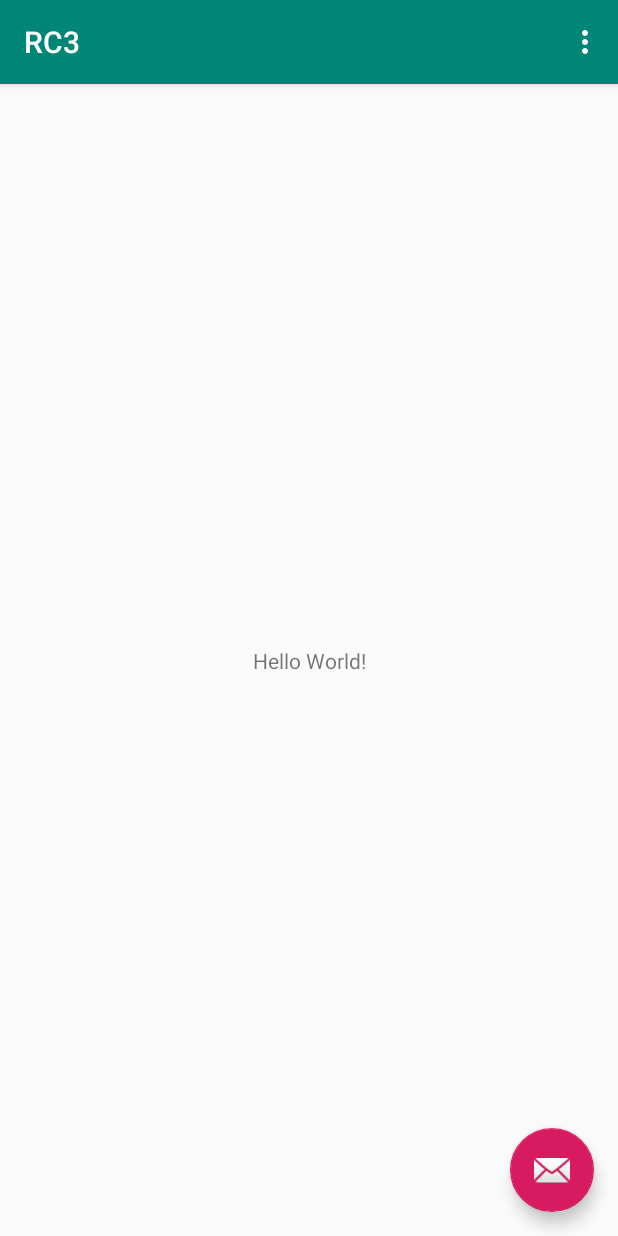
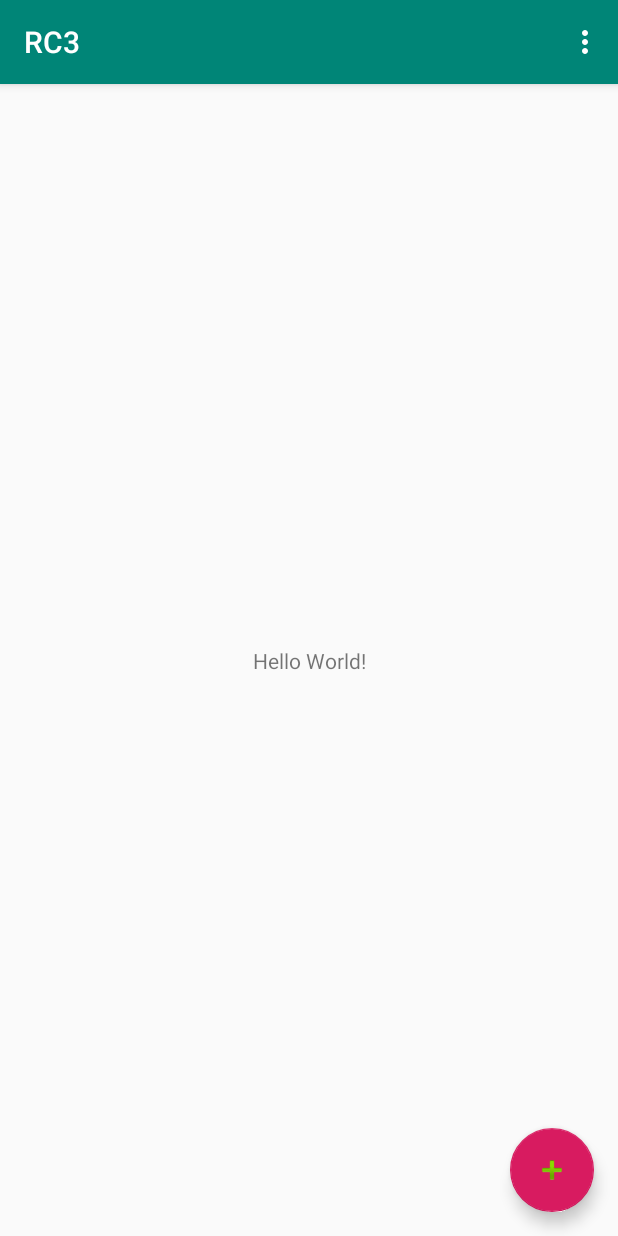
Before and after one commit to skudi/RC3, an Android app: the screen it shows after launch (MainActivity), on a phone screen of 412 x 824 dp. Run offline under Robolectric (Android 15) with nearby library versions, the phone set to English and light mode, and no system bars.

```diff
--- a/app/src/main/res/layout/activity_main.xml
+++ b/app/src/main/res/layout/activity_main.xml
@@ -23,11 +23,11 @@
     <include layout="@layout/content_main" />
 
     <com.google.android.material.floatingactionbutton.FloatingActionButton
-        android:id="@+id/fab"
+        android:id="@+id/fabNewDevice"
         android:layout_width="wrap_content"
         android:layout_height="wrap_content"
         android:layout_gravity="bottom|end"
         android:layout_margin="@dimen/fab_margin"
-        app:srcCompat="@android:drawable/ic_dialog_email" />
+        app:srcCompat="@android:drawable/ic_input_add" />
 
 </androidx.coordinatorlayout.widget.CoordinatorLayout>
```
Also changed, not shown: app/src/main/java/org/skd/rc3/MainActivity.java (+18 -4 lines).
